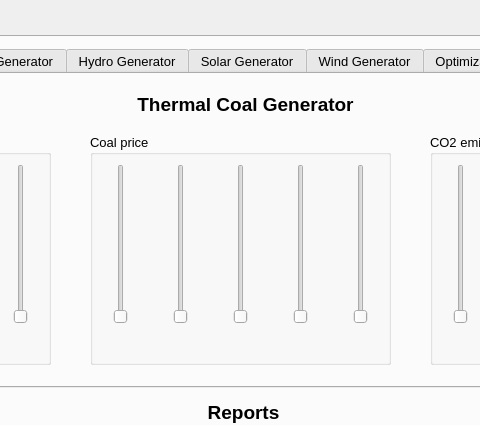
Old version of the form ui/frontend.ui in the repository nikolaJov2605/ISIS_NIS_Project; both pictures show x 284 to 764 and y 0 to 425 of the 1082 by 998 pixel window.
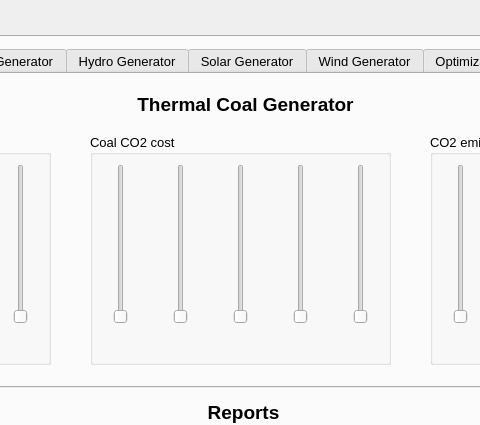
New version of the form.

What changed in the file:
```diff
--- a/ui/frontend.ui
+++ b/ui/frontend.ui
@@ -1121,7 +1121,7 @@
          </rect>
         </property>
         <property name="title">
-         <string>Coal price</string>
+         <string>Coal CO2 cost</string>
         </property>
         <widget class="QSlider" name="coal_price_slider1">
          <property name="geometry">
```
Left out of the diff: 26 changed lines with no effect on the pictures.
